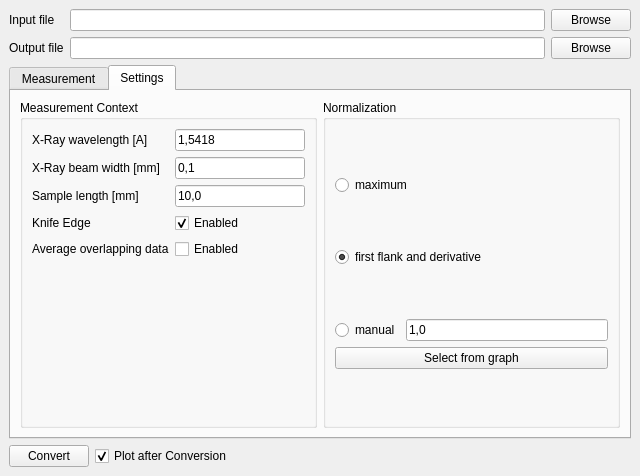
Qt form uxdconverter/ui/gui.ui (TUM-E21-ThinFilms/UXDConverter) before a commit.
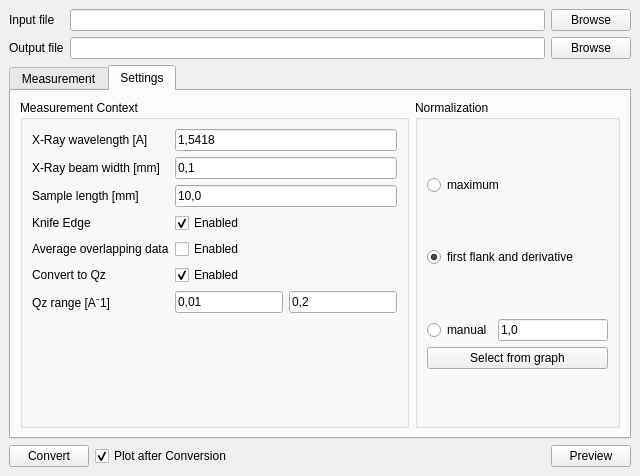
The same form after that commit. The open tabs and pages were chosen to show the change.

Diff of the .ui file:
```diff
--- a/uxdconverter/ui/gui.ui
+++ b/uxdconverter/ui/gui.ui
@@ -269,6 +269,48 @@
                      </property>
                     </widget>
                    </item>
+                   <item row="7" column="0">
+                    <widget class="QLabel" name="label_cropping">
+                     <property name="text">
+                      <string>Qz range [A⁻1]</string>
+                     </property>
+                    </widget>
+                   </item>
+                   <item row="7" column="1">
+                    <layout class="QHBoxLayout" name="horizontalLayout_4">
+                     <item>
+                      <widget class="QLineEdit" name="lineEdit_qz_range_min">
+                       <property name="text">
+                        <string>0,01</string>
+                       </property>
+                      </widget>
+                     </item>
+                     <item>
+                      <widget class="QLineEdit" name="lineEdit_qz_range_max">
+                       <property name="text">
+                        <string>0,2</string>
+                       </property>
+                      </widget>
+                     </item>
+                    </layout>
+                   </item>
+                   <item row="6" column="0">
+                    <widget class="QLabel" name="label_9">
+                     <property name="text">
+                      <string>Convert to Qz</string>
+                     </property>
+                    </widget>
+                   </item>
+                   <item row="6" column="1">
+                    <widget class="QCheckBox" name="checkBox_convert_qz">
+                     <property name="text">
+                      <string>Enabled</string>
+                     </property>
+                     <property name="checked">
+                      <bool>true</bool>
+                     </property>
+                    </widget>
+                   </item>
                   </layout>
                  </item>
                 </layout>
@@ -386,6 +428,13 @@
         </property>
        </spacer>
       </item>
+      <item>
+       <widget class="QPushButton" name="pushButton_preview">
+        <property name="text">
+         <string>Preview</string>
+        </property>
+       </widget>
+      </item>
      </layout>
     </item>
    </layout>
```
Left out of the diff: 4 changed lines with no effect on the pictures.
